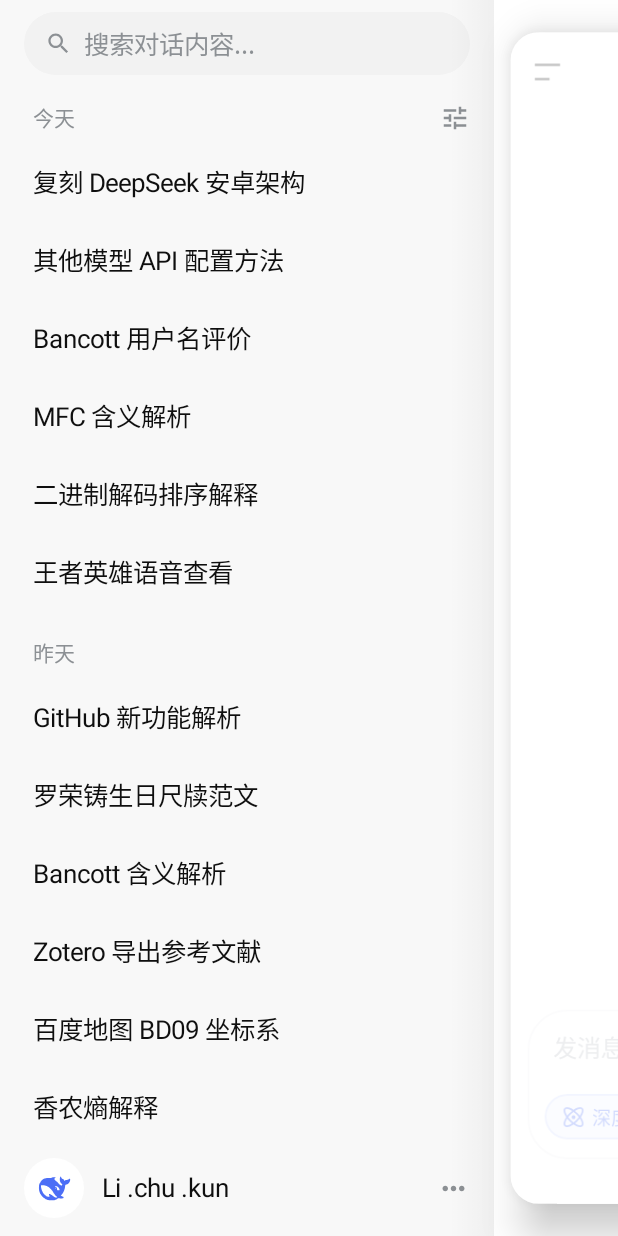
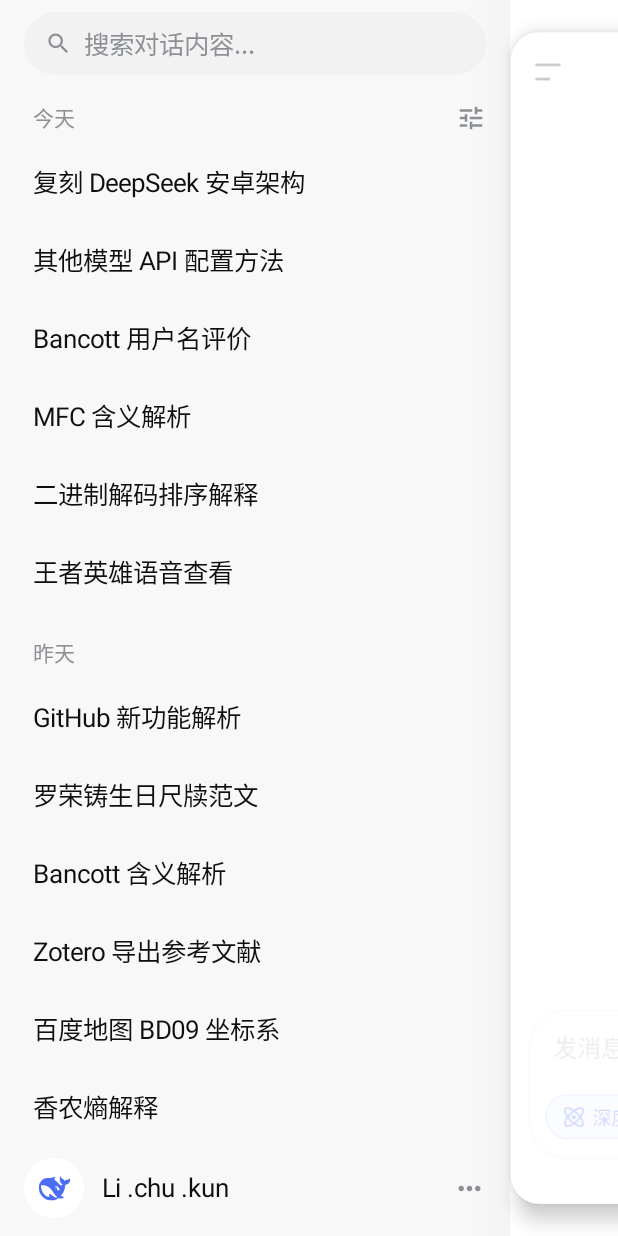
Before and after one commit to Bancott/deepport-android, an Android app built with Jetpack Compose: the screen it shows after launch (MainActivity), after a tap on "打开会话列表", on a phone screen of 412 x 824 dp. Run offline under Robolectric (Android 15) with nearby library versions, the phone set to English and light mode, and no system bars.

Commit message:
fix(drawer): 去掉抽屉与页面之间的白色底缝（抽屉 82.5%、页面位移扣除 10dp）、点击关闭层去掉水波纹（浅色下那块灰框）、输入卡片去掉阴影、圆角裁剪仅在打开时生效

```diff
--- a/app/src/main/java/com/example/deepseekclone/ui/chat/InputBar.kt
+++ b/app/src/main/java/com/example/deepseekclone/ui/chat/InputBar.kt
@@ -75,6 +75,8 @@ fun DsInputBar(
 ) {
     val colors = DsTheme.colors
     Surface(
+        shadowElevation = 0.dp,
+        tonalElevation = 0.dp,
         modifier = modifier
             .fillMaxWidth()
             .padding(horizontal = DsDimen.InputHorizontalPadding),
--- a/app/src/main/java/com/example/deepseekclone/ui/chat/PushDrawerLayout.kt
+++ b/app/src/main/java/com/example/deepseekclone/ui/chat/PushDrawerLayout.kt
@@ -5,6 +5,7 @@ import androidx.compose.animation.core.animate
 import androidx.compose.animation.core.tween
 import androidx.compose.foundation.background
 import androidx.compose.foundation.clickable
+import androidx.compose.foundation.interaction.MutableInteractionSource
 import androidx.compose.foundation.gestures.detectHorizontalDragGestures
 import androidx.compose.foundation.layout.Box
 import androidx.compose.foundation.layout.BoxWithConstraints
@@ -62,7 +63,7 @@ fun PushDrawerLayout(
     drawerOpen: Boolean,
     onDrawerOpenChange: (Boolean) -> Unit,
     modifier: Modifier = Modifier,
-    drawerWidthFraction: Float = 0.80f,
+    drawerWidthFraction: Float = 0.825f,
     drawer: @Composable (Modifier) -> Unit,
     content: @Composable () -> Unit,
 ) {
@@ -175,7 +176,7 @@ fun PushDrawerLayout(
                             .width(30.dp)
                             .background(
                                 Brush.horizontalGradient(
-                                    listOf(Color.Transparent, Color.Black.copy(alpha = 0.035f)),
+                                    listOf(Color.Transparent, Color.Black.copy(alpha = 0.015f)),
                                 ),
                             ),
                     )
@@ -188,17 +189,21 @@ fun PushDrawerLayout(
                     .fillMaxSize()
                     .graphicsLayer {
                         val pageP = progress.pow(LAG_POWER)
-                        translationX = drawerWidthPx * pageP
+                        // 让页面左缘正好压在抽屉右缘上（330dp），中间不留一条底色缝
+                        translationX = (drawerWidthPx - 10.dp.toPx()) * pageP
                         val s = 1f - 0.052f * pageP
                         scaleX = s
                         scaleY = s
                     }
                     .shadow(
-                        elevation = 16.dp,
+                        elevation = 8.dp,
                         shape = RoundedCornerShape(20.dp),
                         clip = false,
                     )
-                    .clip(RoundedCornerShape(20.dp))
+                    // 只在抽屉打开时裁圆角；关闭状态保持直角，避免四角露出底色
+                    .then(
+                        if (pageLifted.value) Modifier.clip(RoundedCornerShape(20.dp)) else Modifier,
+                    )
                     .background(colors.pushedPage),
             ) {
                 Box(
@@ -230,7 +235,10 @@ fun PushDrawerLayout(
                     modifier = Modifier
                         .fillMaxSize()
                         .offset { IntOffset((drawerWidthPx * progress).roundToInt(), 0) }
-                        .clickable { onDrawerOpenChange(false) },
+                        .clickable(
+                            interactionSource = remember { MutableInteractionSource() },
+                            indication = null,
+                        ) { onDrawerOpenChange(false) },
                 )
             }
         }
```
